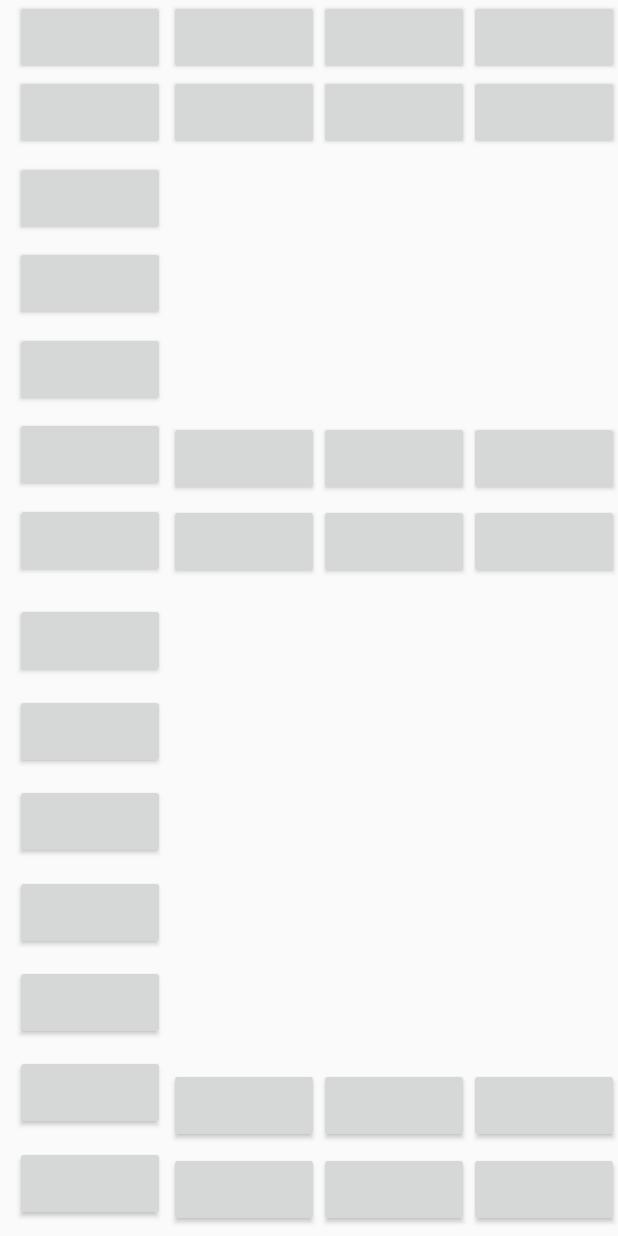
After one commit to JoshDronyi/ConstraintPlayground, an Android app: the layout activity_main_e.xml on its own in the app's theme, with its tools: preview values and no code run, on a phone screen of 412 x 824 dp. The commit adds this screen. Run offline under Robolectric (Android 15) with nearby library versions, the phone set to English and light mode, and no system bars.

Commit message:
added a layout for constraint layout showing a b

```diff
--- a/app/src/main/java/com/example/constraintplayground/MainActivity.java
+++ b/app/src/main/java/com/example/constraintplayground/MainActivity.java
@@ -9,6 +9,6 @@ public class MainActivity extends AppCompatActivity {
     @Override
     protected void onCreate(@Nullable Bundle savedInstanceState) {
         super.onCreate(savedInstanceState);
-        setContentView(R.layout.activity_main_constraint_h);
+        setContentView(R.layout.activity_main_e);
     }
 }
--- /dev/null
+++ b/app/src/main/res/layout/activity_main_e.xml
@@ -0,0 +1,357 @@
+<?xml version="1.0" encoding="utf-8"?>
+<androidx.constraintlayout.widget.ConstraintLayout xmlns:android="http://schemas.android.com/apk/res/android"
+    xmlns:app="http://schemas.android.com/apk/res-auto"
+    android:layout_width="match_parent"
+    android:layout_height="match_parent">
+
+    <androidx.constraintlayout.widget.Guideline
+        android:id="@+id/gl_stemStart"
+        android:layout_width="wrap_content"
+        android:layout_height="wrap_content"
+        android:orientation="vertical"
+        app:layout_constraintGuide_begin="7dp" />
+
+    <androidx.constraintlayout.widget.Guideline
+        android:id="@+id/gl_StemEnd"
+        android:layout_width="wrap_content"
+        android:layout_height="wrap_content"
+        android:orientation="vertical"
+        app:layout_constraintGuide_begin="113dp" />
+
+    <androidx.constraintlayout.widget.Guideline
+        android:id="@+id/gl_topLine_bottom"
+        android:layout_width="wrap_content"
+        android:layout_height="wrap_content"
+        android:orientation="horizontal"
+        app:layout_constraintGuide_begin="100dp" />
+
+    <androidx.constraintlayout.widget.Guideline
+        android:id="@+id/gl_midLine_top"
+        android:layout_width="wrap_content"
+        android:layout_height="wrap_content"
+        android:orientation="horizontal"
+        app:layout_constraintGuide_begin="275dp" />
+
+    <androidx.constraintlayout.widget.Guideline
+        android:id="@+id/gl_midLine_bottom"
+        android:layout_width="wrap_content"
+        android:layout_height="wrap_content"
+        android:orientation="horizontal"
+        app:layout_constraintGuide_begin="392dp" />
+
+    <androidx.constraintlayout.widget.Guideline
+        android:id="@+id/gl_bottomLine_top"
+        android:layout_width="wrap_content"
+        android:layout_height="wrap_content"
+        android:orientation="horizontal"
+        app:layout_constraintGuide_end="118dp" />
+
+    <!--
+        End of Constraints
+    -->
+
+    <!--    Start Stem Buttons -->
+
+    <Button
+        android:id="@+id/btn_1"
+        android:layout_width="100dp"
+        android:layout_height="50dp"
+        app:layout_constraintBottom_toTopOf="@id/btn_2"
+        app:layout_constraintEnd_toEndOf="@id/gl_StemEnd"
+        app:layout_constraintStart_toStartOf="@id/gl_stemStart"
+        app:layout_constraintTop_toTopOf="parent" />
+
+    <Button
+        android:id="@+id/btn_2"
+        android:layout_width="100dp"
+        android:layout_height="50dp"
+        app:layout_constraintBottom_toTopOf="@id/gl_topLine_bottom"
+        app:layout_constraintEnd_toEndOf="@id/gl_StemEnd"
+        app:layout_constraintStart_toStartOf="@id/gl_stemStart"
+        app:layout_constraintTop_toBottomOf="@id/btn_1" />
+
+    <Button
+        android:id="@+id/btn_3"
+        android:layout_width="100dp"
+        android:layout_height="50dp"
+        app:layout_constraintBottom_toTopOf="@id/btn_4"
+        app:layout_constraintEnd_toEndOf="@id/gl_StemEnd"
+        app:layout_constraintStart_toStartOf="@id/gl_stemStart"
+        app:layout_constraintTop_toBottomOf="@id/gl_topLine_bottom" />
+
+    <Button
+        android:id="@+id/btn_4"
+        android:layout_width="100dp"
+        android:layout_height="50dp"
+        app:layout_constraintBottom_toTopOf="@id/btn_5"
+        app:layout_constraintEnd_toEndOf="@id/gl_StemEnd"
+        app:layout_constraintStart_toStartOf="@id/gl_stemStart"
+        app:layout_constraintTop_toBottomOf="@id/btn_3" />
+
+    <Button
+        android:id="@+id/btn_5"
+        android:layout_width="100dp"
+        android:layout_height="50dp"
+        app:layout_constraintBottom_toTopOf="@id/btn_6"
+        app:layout_constraintEnd_toEndOf="@id/gl_StemEnd"
+        app:layout_constraintStart_toStartOf="@id/gl_stemStart"
+        app:layout_constraintTop_toBottomOf="@id/btn_4" />
+
+    <Button
+        android:id="@+id/btn_6"
+        android:layout_width="100dp"
+        android:layout_height="50dp"
+        app:layout_constraintBottom_toTopOf="@id/btn_7"
+        app:layout_constraintEnd_toEndOf="@id/gl_StemEnd"
+        app:layout_constraintStart_toStartOf="@id/gl_stemStart"
+        app:layout_constraintTop_toBottomOf="@id/btn_5" />
+
+    <Button
+        android:id="@+id/btn_7"
+        android:layout_width="100dp"
+        android:layout_height="50dp"
+        app:layout_constraintBottom_toTopOf="@id/gl_midLine_bottom"
+        app:layout_constraintEnd_toEndOf="@id/gl_StemEnd"
+        app:layout_constraintStart_toStartOf="@id/gl_stemStart"
+        app:layout_constraintTop_toBottomOf="@id/btn_6" />
+
+    <Button
+        android:id="@+id/btn_8"
+        android:layout_width="100dp"
+        android:layout_height="50dp"
+        app:layout_constraintEnd_toEndOf="@id/gl_StemEnd"
+        app:layout_constraintStart_toStartOf="@id/gl_stemStart"
+        app:layout_constraintTop_toBottomOf="@id/gl_midLine_bottom"
+        app:layout_constraintBottom_toTopOf="@id/btn_9"/>
+
+    <Button
+        android:id="@+id/btn_9"
+        android:layout_width="100dp"
+        android:layout_height="50dp"
+        app:layout_constraintBottom_toTopOf="@id/btn_10"
+        app:layout_constraintEnd_toEndOf="@id/gl_StemEnd"
+        app:layout_constraintStart_toStartOf="@id/gl_stemStart"
+        app:layout_constraintTop_toBottomOf="@id/btn_8" />
+
+    <Button
+        android:id="@+id/btn_10"
+        android:layout_width="100dp"
+        android:layout_height="50dp"
+        app:layout_constraintBottom_toTopOf="@id/btn_11"
+        app:layout_constraintEnd_toEndOf="@id/gl_StemEnd"
+        app:layout_constraintStart_toStartOf="@id/gl_stemStart"
+        app:layout_constraintTop_toBottomOf="@id/btn_9" />
+
+    <Button
+        android:id="@+id/btn_11"
+        android:layout_width="100dp"
+        android:layout_height="50dp"
+        app:layout_constraintEnd_toEndOf="@id/gl_StemEnd"
+        app:layout_constraintStart_toStartOf="@id/gl_stemStart"
+        app:layout_constraintTop_toBottomOf="@id/btn_10"
+        app:layout_constraintBottom_toTopOf="@id/btn_12"/>
+
+    <Button
+        android:id="@+id/btn_12"
+        android:layout_width="100dp"
+        android:layout_height="50dp"
+        app:layout_constraintBottom_toTopOf="@id/btn_13"
+        app:layout_constraintEnd_toEndOf="@id/gl_StemEnd"
+        app:layout_constraintStart_toStartOf="@id/gl_stemStart"
+        app:layout_constraintTop_toBottomOf="@id/btn_11" />
+
+    <Button
+        android:id="@+id/btn_13"
+        android:layout_width="100dp"
+        android:layout_height="50dp"
+        app:layout_constraintBottom_toTopOf="@id/btn_14"
+        app:layout_constraintEnd_toEndOf="@id/gl_StemEnd"
+        app:layout_constraintStart_toStartOf="@id/gl_stemStart"
+        app:layout_constraintTop_toBottomOf="@id/btn_12" />
+
+    <Button
+        android:id="@+id/btn_14"
+        android:layout_width="100dp"
+        android:layout_height="50dp"
+        app:layout_constraintBottom_toBottomOf="parent"
+        app:layout_constraintEnd_toEndOf="@id/gl_StemEnd"
+        app:layout_constraintStart_toStartOf="@id/gl_stemStart"
+        app:layout_constraintTop_toBottomOf="@id/btn_13" />
+    <!--End Stem Buttons-->
+
+    <!--    Top Bar Buttons Start-->
+
+    <Button
+        android:id="@+id/btn_15"
+        android:layout_width="100dp"
+        android:layout_height="50dp"
+        app:layout_constraintStart_toEndOf="@id/gl_StemEnd"
+        app:layout_constraintTop_toTopOf="parent"
+        app:layout_constraintEnd_toStartOf="@id/btn_16"
+        app:layout_constraintBottom_toTopOf="@id/btn_18"/>
+
+    <Button
+        android:id="@+id/btn_16"
+        android:layout_width="100dp"
+        android:layout_height="50dp"
+        app:layout_constraintStart_toEndOf="@id/btn_15"
+        app:layout_constraintTop_toTopOf="parent"
+        app:layout_constraintEnd_toStartOf="@id/btn_17"
+        app:layout_constraintBottom_toTopOf="@id/btn_19"/>
+
+    <Button
+        android:id="@+id/btn_17"
+        android:layout_width="100dp"
+        android:layout_height="50dp"
+        app:layout_constraintStart_toEndOf="@id/btn_16"
+        app:layout_constraintTop_toTopOf="parent"
+        app:layout_constraintEnd_toEndOf="parent"
+        app:layout_constraintBottom_toTopOf="@id/btn_20"/>
+
+    <Button
+        android:id="@+id/btn_18"
+        android:layout_width="100dp"
+        android:layout_height="50dp"
+        app:layout_constraintStart_toEndOf="@id/gl_StemEnd"
+        app:layout_constraintTop_toBottomOf="@id/btn_15"
+        app:layout_constraintEnd_toStartOf="@id/btn_19"
+        app:layout_constraintBottom_toTopOf="@id/gl_topLine_bottom"
+        />
+    <Button
+        android:id="@+id/btn_19"
+        android:layout_width="100dp"
+        android:layout_height="50dp"
+        app:layout_constraintStart_toEndOf="@id/btn_18"
+        app:layout_constraintTop_toBottomOf="@id/btn_16"
+        app:layout_constraintEnd_toStartOf="@id/btn_20"
+        app:layout_constraintBottom_toTopOf="@id/gl_topLine_bottom"
+        />
+    <Button
+        android:id="@+id/btn_20"
+        android:layout_width="100dp"
+        android:layout_height="50dp"
+        app:layout_constraintStart_toEndOf="@id/btn_19"
+        app:layout_constraintTop_toBottomOf="@id/btn_17"
+        app:layout_constraintEnd_toEndOf="parent"
+        app:layout_constraintBottom_toTopOf="@id/gl_topLine_bottom"
+        />
+
+    <!--    Top Bar Buttons End-->
+
+
+    <!--    Mid Bar Buttons Start-->
+
+    <Button
+        android:id="@+id/btn_21"
+        android:layout_width="100dp"
+        android:layout_height="50dp"
+        app:layout_constraintStart_toEndOf="@id/gl_StemEnd"
+        app:layout_constraintTop_toTopOf="@id/gl_midLine_top"
+        app:layout_constraintEnd_toStartOf="@id/btn_22"
+        app:layout_constraintBottom_toTopOf="@id/btn_24"/>
+
+    <Button
+        android:id="@+id/btn_22"
+        android:layout_width="100dp"
+        android:layout_height="50dp"
+        app:layout_constraintStart_toEndOf="@id/btn_21"
+        app:layout_constraintTop_toTopOf="@id/gl_midLine_top"
+        app:layout_constraintEnd_toStartOf="@id/btn_23"
+        app:layout_constraintBottom_toTopOf="@id/btn_25"/>
+
+    <Button
+        android:id="@+id/btn_23"
+        android:layout_width="100dp"
+        android:layout_height="50dp"
+        app:layout_constraintStart_toEndOf="@id/btn_22"
+        app:layout_constraintTop_toTopOf="@id/gl_midLine_top"
+        app:layout_constraintEnd_toEndOf="parent"
+        app:layout_constraintBottom_toTopOf="@id/btn_26"/>
+
+    <Button
+        android:id="@+id/btn_24"
+        android:layout_width="100dp"
+        android:layout_height="50dp"
+        app:layout_constraintStart_toEndOf="@id/gl_StemEnd"
+        app:layout_constraintTop_toBottomOf="@id/btn_21"
+        app:layout_constraintEnd_toStartOf="@id/btn_25"
+        app:layout_constraintBottom_toTopOf="@id/gl_midLine_bottom"
+        />
+    <Button
+        android:id="@+id/btn_25"
+        android:layout_width="100dp"
+        android:layout_height="50dp"
+        app:layout_constraintStart_toEndOf="@id/btn_24"
+        app:layout_constraintTop_toBottomOf="@id/btn_22"
+        app:layout_constraintEnd_toStartOf="@id/btn_26"
+        app:layout_constraintBottom_toTopOf="@id/gl_midLine_bottom"
+        />
+    <Button
+        android:id="@+id/btn_26"
+        android:layout_width="100dp"
+        android:layout_height="50dp"
+        app:layout_constraintStart_toEndOf="@id/btn_25"
+        app:layout_constraintTop_toBottomOf="@id/btn_23"
+        app:layout_constraintEnd_toEndOf="parent"
+        app:layout_constraintBottom_toTopOf="@id/gl_midLine_bottom"
+        />
+    <!--    Mid Bar Buttons ENd-->
+
+    <!--    Bottom Bar Buttons Start-->
+
+    <Button
+        android:id="@+id/btn_27"
+        android:layout_width="100dp"
+        android:layout_height="50dp"
+        app:layout_constraintStart_toEndOf="@id/gl_StemEnd"
+        app:layout_constraintTop_toTopOf="@id/gl_bottomLine_top"
+        app:layout_constraintEnd_toStartOf="@id/btn_28"
+        app:layout_constraintBottom_toTopOf="@id/btn_30"/>
+
+    <Button
+        android:id="@+id/btn_28"
+        android:layout_width="100dp"
+        android:layout_height="50dp"
+        app:layout_constraintStart_toEndOf="@id/btn_27"
+        app:layout_constraintTop_toTopOf="@id/gl_bottomLine_top"
+        app:layout_constraintEnd_toStartOf="@id/btn_29"
+        app:layout_constraintBottom_toTopOf="@id/btn_31"/>
+
+    <Button
+        android:id="@+id/btn_29"
+        android:layout_width="100dp"
+        android:layout_height="50dp"
+        app:layout_constraintStart_toEndOf="@id/btn_28"
+        app:layout_constraintTop_toTopOf="@id/gl_bottomLine_top"
+        app:layout_constraintEnd_toEndOf="parent"
+        app:layout_constraintBottom_toTopOf="@id/btn_32"/>
+
+    <Button
+        android:id="@+id/btn_30"
+        android:layout_width="100dp"
+        android:layout_height="50dp"
+        app:layout_constraintStart_toEndOf="@id/gl_StemEnd"
+        app:layout_constraintTop_toBottomOf="@id/btn_27"
+        app:layout_constraintEnd_toStartOf="@id/btn_31"
+        app:layout_constraintBottom_toBottomOf="parent"
+        />
+    <Button
+        android:id="@+id/btn_31"
+        android:layout_width="100dp"
+        android:layout_height="50dp"
+        app:layout_constraintStart_toEndOf="@id/btn_30"
+        app:layout_constraintTop_toBottomOf="@id/btn_28"
+        app:layout_constraintEnd_toStartOf="@id/btn_32"
+app:layout_constraintBottom_toBottomOf="parent"
+        />
+    <Button
+        android:id="@+id/btn_32"
+        android:layout_width="100dp"
+        android:layout_height="50dp"
+        app:layout_constraintStart_toEndOf="@id/btn_31"
+        app:layout_constraintTop_toBottomOf="@id/btn_29"
+        app:layout_constraintEnd_toEndOf="parent"
+        app:layout_constraintBottom_toBottomOf="parent"
+        />
+    <!--    Bottom Bar Buttons End-->
+</androidx.constraintlayout.widget.ConstraintLayout>
```
Also changed, not shown: app/src/main/res/layout/activity_main_b.xml (added, +298 -0 lines).
